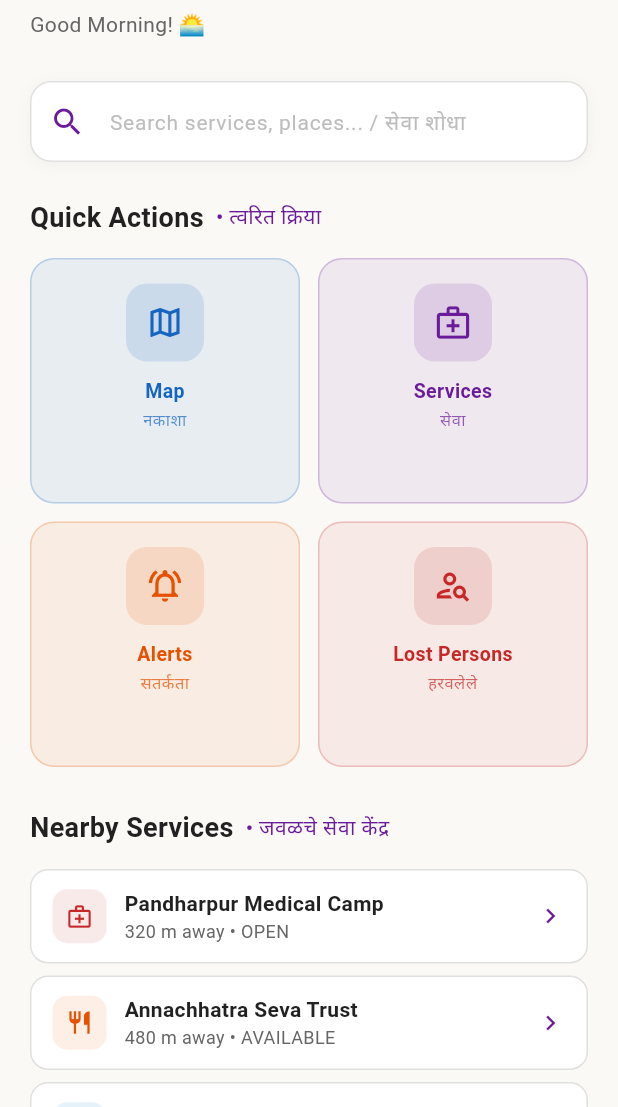
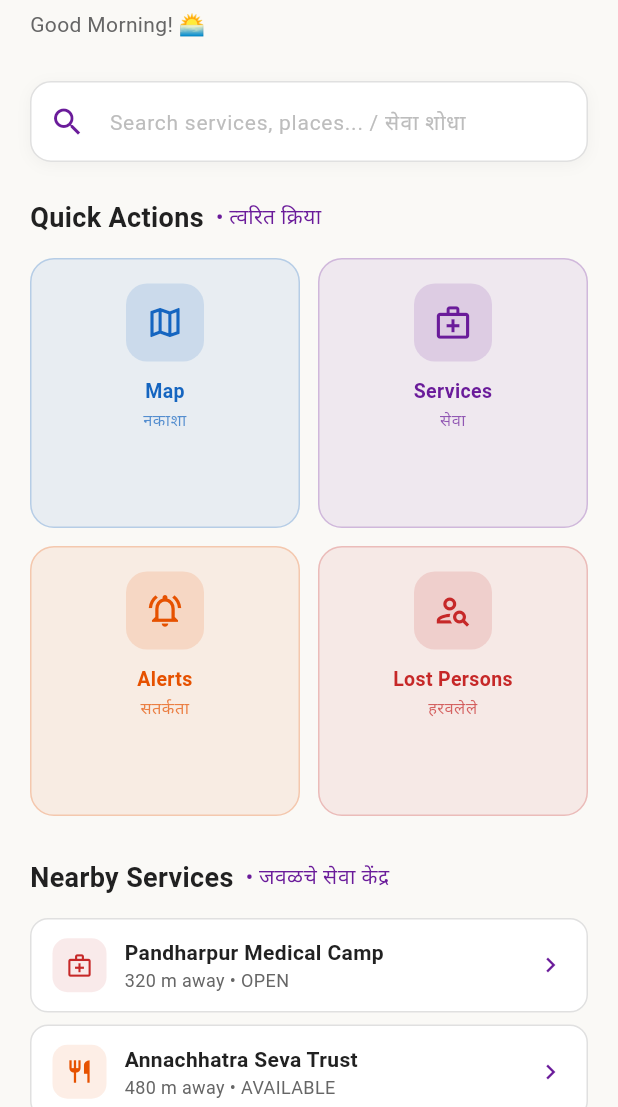
Before and after one commit to satya2605/MazaPandurang, a Flutter app: the _HomeContent screen opened directly, on a phone screen of 412 x 824 dp, the part 129-1236 px from its top. Run offline on Flutter 3.47's test engine with Material 3 defaults, Android fonts, the phone set to English and light mode, and no system bars; our stand-ins replace flutter_map, latlong2; missing offline and left inert: maplibre_gl.

Commit message:
fix(citizen): ui responsiveness and grid layout fixes for web

```diff
--- a/lib/modules/citizen/screens/citizen_home_screen.dart
+++ b/lib/modules/citizen/screens/citizen_home_screen.dart
@@ -103,8 +103,11 @@ class _HomeContent extends StatelessWidget {
     return Scaffold(
       backgroundColor: const Color(0xFFFAF9F6),
       body: SafeArea(
-        child: CustomScrollView(
-          slivers: [
+        child: Center(
+          child: ConstrainedBox(
+            constraints: const BoxConstraints(maxWidth: 800),
+            child: CustomScrollView(
+              slivers: [
             // -- App bar with title and greeting --
             SliverAppBar(
               expandedHeight: 120,
@@ -196,6 +199,8 @@ class _HomeContent extends StatelessWidget {
             ),
           ],
         ),
+          ),
+        ),
       ),
     );
   }
@@ -282,13 +287,13 @@ class _QuickActionsGrid extends StatelessWidget {
 
   @override
   Widget build(BuildContext context) {
-    return GridView.count(
-      crossAxisCount: 2,
+    return GridView.extent(
+      maxCrossAxisExtent: 180,
       shrinkWrap: true,
       physics: const NeverScrollableScrollPhysics(),
       mainAxisSpacing: 12,
       crossAxisSpacing: 12,
-      childAspectRatio: 1.1,
+      childAspectRatio: 1.0,
       children: [
         CitizenQuickAction(
           icon: Icons.map_outlined,
```
Also changed, not shown: analysis_options.yaml (+9 -0 lines), lib/modules/citizen/screens/citizen_alerts_screen.dart (+8 -3 lines), lib/modules/citizen/screens/citizen_services_screen.dart (+7 -2 lines), 1 other file.
